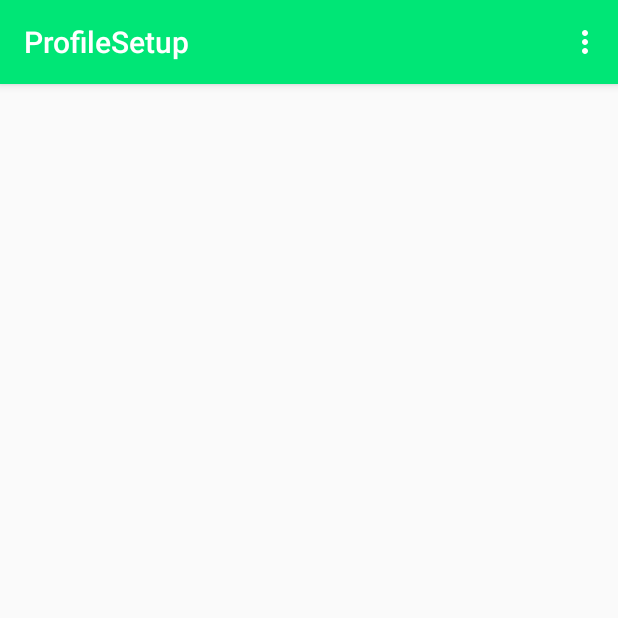
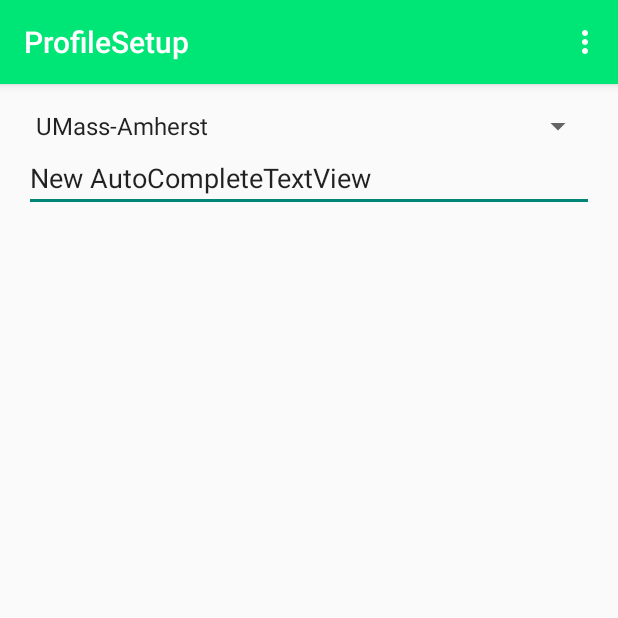
Before and after one commit to Kly4/Iuvo, an Android app: the ProfileSetup screen opened directly, with no data from a screen before it, on a phone screen of 412 x 824 dp, the top half of it. Run offline under Robolectric (Android 15) with nearby library versions, the phone set to English and light mode, and no system bars; libraries missing offline, so code that uses them is left out: io.realm; 2 statements that could not run were skipped.

Commit message:
profile setup

```diff
--- a/app/src/main/java/com/iuvo/iuvo/ProfileSetup.java
+++ b/app/src/main/java/com/iuvo/iuvo/ProfileSetup.java
@@ -4,14 +4,40 @@ import android.support.v7.app.ActionBarActivity;
 import android.os.Bundle;
 import android.view.Menu;
 import android.view.MenuItem;
+import android.widget.ArrayAdapter;
+import android.widget.AutoCompleteTextView;
+import android.widget.Spinner;
+
+import com.iuvo.iuvo.schemas.Course;
+
+import io.realm.Realm;
+import io.realm.RealmResults;
 
 
 public class ProfileSetup extends ActionBarActivity {
+    Realm realm;
+    RealmResults<Course> result;
+    Spinner spinner;
+    AutoCompleteTextView pickClass;
+    String[] universities = {"UMass-Amherst", "Utorronto"};
 
     @Override
     protected void onCreate(Bundle savedInstanceState) {
         super.onCreate(savedInstanceState);
         setContentView(R.layout.activity_profile_setup);
+
+        pickClass = (AutoCompleteTextView) findViewById(R.id.autoCompleteClass);
+        spinner = (Spinner) findViewById(R.id.pickUniversity);
+
+        realm = Realm.getInstance(this);
+        result = realm.where(Course.class).findAll();
+
+        ArrayAdapter<String> adapter = new ArrayAdapter<String>(this, android.R.layout.simple_spinner_item, universities);
+        adapter.setDropDownViewResource(android.R.layout.simple_spinner_dropdown_item);
+        spinner.setAdapter(adapter);
+
+
+
     }
 
 
--- a/app/src/main/java/com/iuvo/iuvo/schemas/Course.java
+++ b/app/src/main/java/com/iuvo/iuvo/schemas/Course.java
@@ -1,9 +1,7 @@
 package com.iuvo.iuvo.schemas;
 
-import org.json.JSONException;
-import org.json.JSONObject;
+import io.realm.RealmObject;
 
-import io.realm.RealmObject;
 
 /**
 * Created by Dan on 2014-12-21.
--- a/app/src/main/res/layout/activity_profile_setup.xml
+++ b/app/src/main/res/layout/activity_profile_setup.xml
@@ -6,4 +6,18 @@
     android:paddingBottom="@dimen/activity_vertical_margin"
     tools:context="com.iuvo.iuvo.ProfileSetup">
 
+    <Spinner
+        android:layout_width="fill_parent"
+        android:layout_height="wrap_content"
+        android:id="@+id/pickUniversity"
+        android:layout_alignParentTop="true"
+        android:layout_alignParentStart="true" />
+
+    <AutoCompleteTextView
+        android:layout_width="fill_parent"
+        android:layout_height="wrap_content"
+        android:text="New AutoCompleteTextView"
+        android:id="@+id/autoCompleteClass"
+        android:layout_below="@+id/pickUniversity"
+        android:layout_alignParentStart="true" />
 </RelativeLayout>
```
